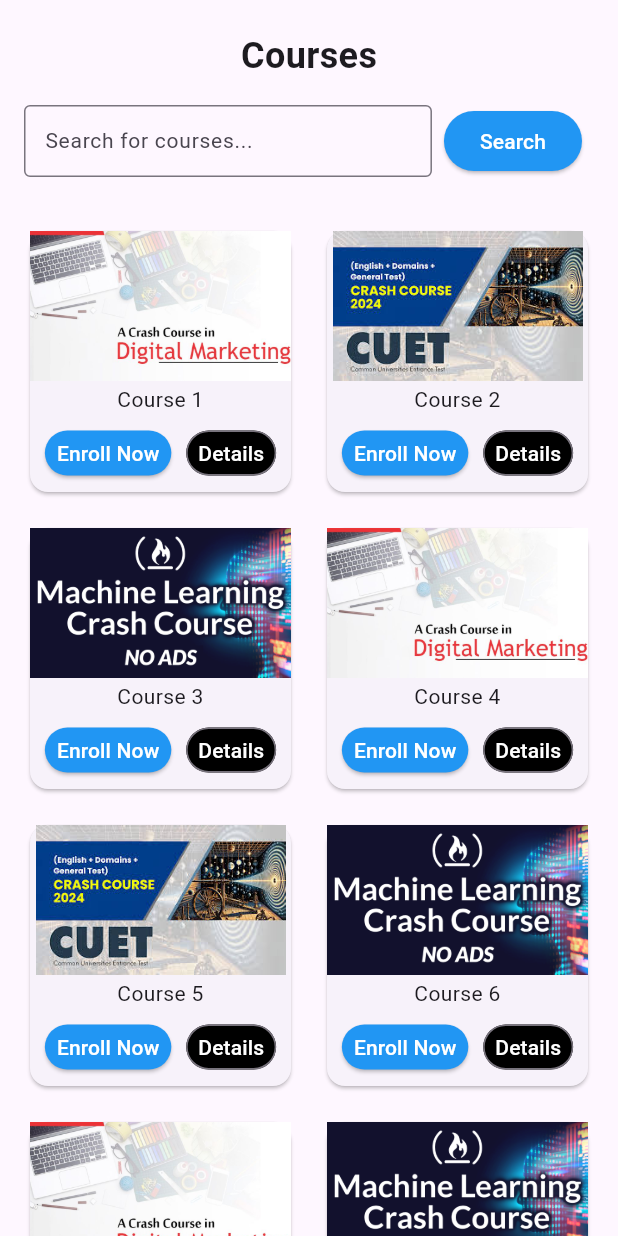
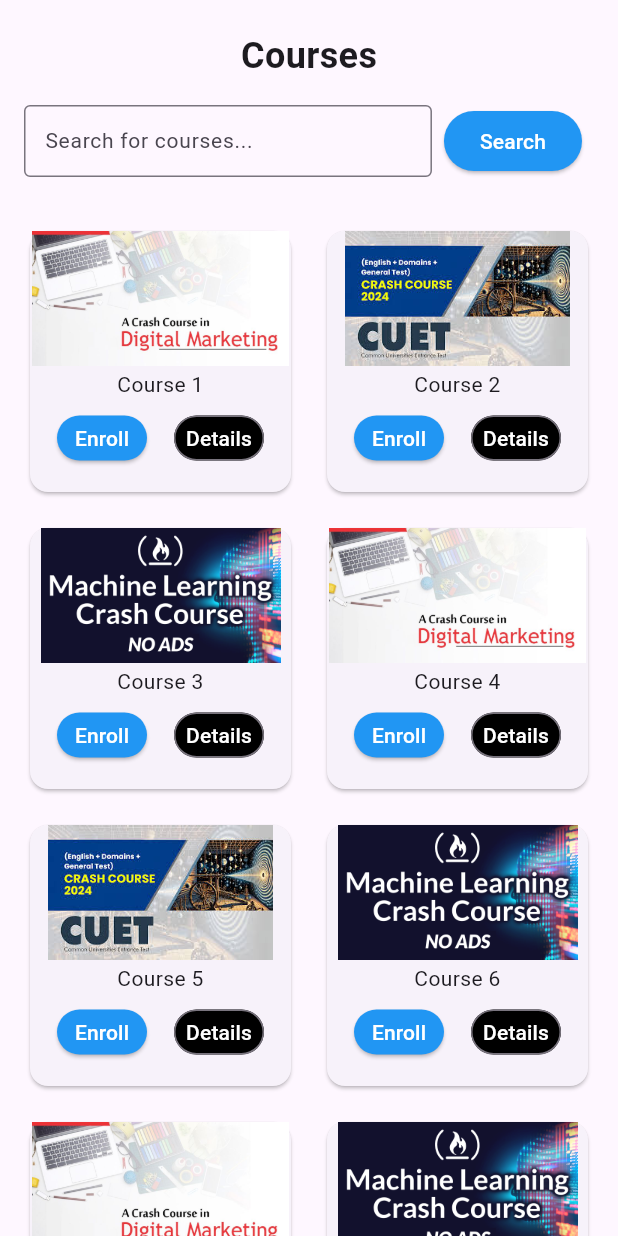
Before and after one commit to Ob1nash/Edtech-App, a Flutter app: the CoursesPage screen opened directly, on a phone screen of 412 x 824 dp. Run offline on Flutter 3.47's test engine with Material 3 defaults, Android fonts, the phone set to English and light mode, and no system bars; our stand-ins replace video_player.

Commit message:
minor changes

```diff
--- a/lib/main.dart
+++ b/lib/main.dart
@@ -16,6 +16,8 @@
   @override
   _MyAppState createState() => _MyAppState();
 }
+
+
 
 class _MyAppState extends State<MyApp> {
   bool _isLoggedIn = false; // Variable to track login state
--- a/lib/pages/courses_page.dart
+++ b/lib/pages/courses_page.dart
@@ -1,12 +1,14 @@
 import 'package:flutter/material.dart';
 import 'package:edtech/pages/course_details.dart';
 import 'package:edtech/pages/enroll_page.dart';
+import 'package:flutter/widgets.dart';
 
 class CoursesPage extends StatelessWidget {
   @override
   Widget build(BuildContext context) {
 
     return Scaffold(
+      resizeToAvoidBottomInset: true,
       // appBar: AppBar(
       //   title: Text('Courses'),
       // ),
@@ -56,7 +58,9 @@
               ),
             ),
             // Grid of course cards
-            GridView.count(
+
+
+              GridView.count(
               shrinkWrap: true,
               physics: NeverScrollableScrollPhysics(),
               crossAxisCount: 2, // 2 cards in a row
@@ -65,6 +69,8 @@
               padding: EdgeInsets.all(16),
               children: _buildCourseCards(context), // Generate course cards
             ),
+
+
           ],
         ),
       ),
@@ -89,7 +95,7 @@
       child: Column(
         crossAxisAlignment: CrossAxisAlignment.center,
         children: [
-          Image.asset(imagePath, fit: BoxFit.cover, height: 100),
+          Image.asset(imagePath, fit: BoxFit.cover, height: 90),
           SizedBox(height: 2),
           Text(
             title,
@@ -118,11 +124,11 @@
                   },
 
 
-                  child: Text('Enroll Now'),
+                  child: Text('Enroll'),
                   style: ElevatedButton.styleFrom(
                     padding: EdgeInsets.symmetric(
                         horizontal: 8, vertical: 2), // Less padding
-                    minimumSize: Size(50, 30), // Smaller button
+                    minimumSize: Size(60, 30), // Smaller button
                     backgroundColor: Colors.blue,
                     foregroundColor: Colors.white,
                   ),
@@ -150,7 +156,7 @@
                   child: Text('Details'),
                   style: OutlinedButton.styleFrom(
                     padding: EdgeInsets.symmetric(horizontal: 8, vertical: 2),
-                    minimumSize: Size(50, 30),
+                    minimumSize: Size(60, 30),
                     foregroundColor: const Color.fromARGB(255, 255, 255, 255),
                     backgroundColor: Color.fromARGB(255, 0, 0, 0),
                   ),
```
